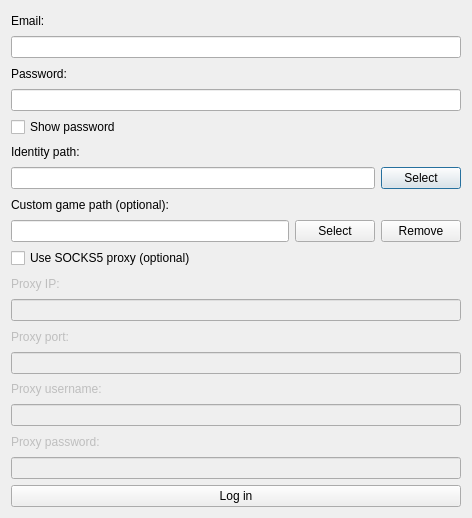
First picture: the form in Launcher/src/gui/addaccountdialog.ui, repository hatz2/GflessClient, before the edit.
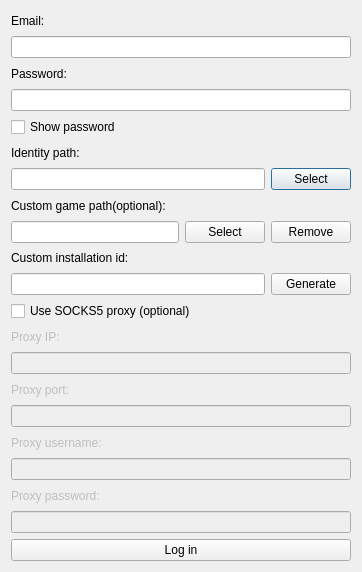
Second picture: the form after the edit.

Commit message: Added custom installation id option

Patch:
```diff
--- a/Launcher/src/gui/addaccountdialog.ui
+++ b/Launcher/src/gui/addaccountdialog.ui
@@ -6,8 +6,8 @@
    <rect>
     <x>0</x>
     <y>0</y>
-    <width>472</width>
-    <height>518</height>
+    <width>362</width>
+    <height>572</height>
    </rect>
   </property>
   <property name="windowTitle">
@@ -73,7 +73,7 @@
    <item>
     <widget class="QLabel" name="label_4">
      <property name="text">
-      <string>Custom game path (optional):</string>
+      <string>Custom game path(optional):</string>
      </property>
     </widget>
    </item>
@@ -102,6 +102,27 @@
      </item>
     </layout>
    </item>
+   <item>
+    <widget class="QLabel" name="label_5">
+     <property name="text">
+      <string>Custom installation id:</string>
+     </property>
+    </widget>
+   </item>
+   <item>
+    <layout class="QHBoxLayout" name="horizontalLayout_3">
+     <item>
+      <widget class="QLineEdit" name="installationIdLineEdit"/>
+     </item>
+     <item>
+      <widget class="QPushButton" name="installationIdButton">
+       <property name="text">
+        <string>Generate</string>
+       </property>
+      </widget>
+     </item>
+    </layout>
+   </item>
    <item>
     <widget class="QCheckBox" name="proxyCheckBox">
      <property name="text">
```
The commit also changes 8 other files.
